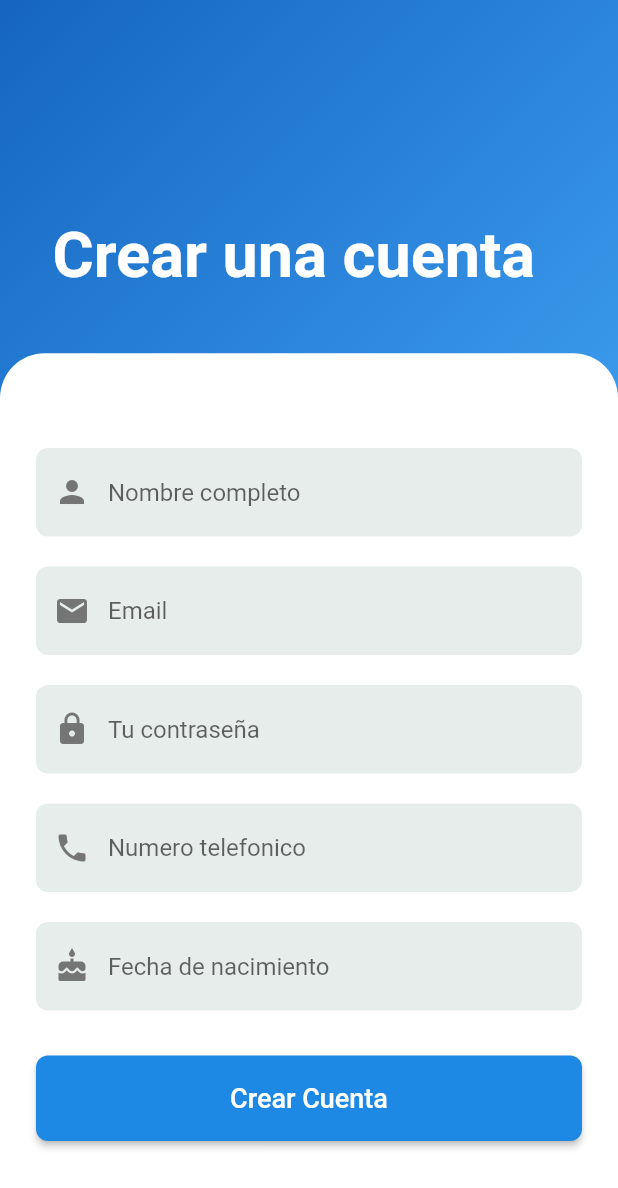
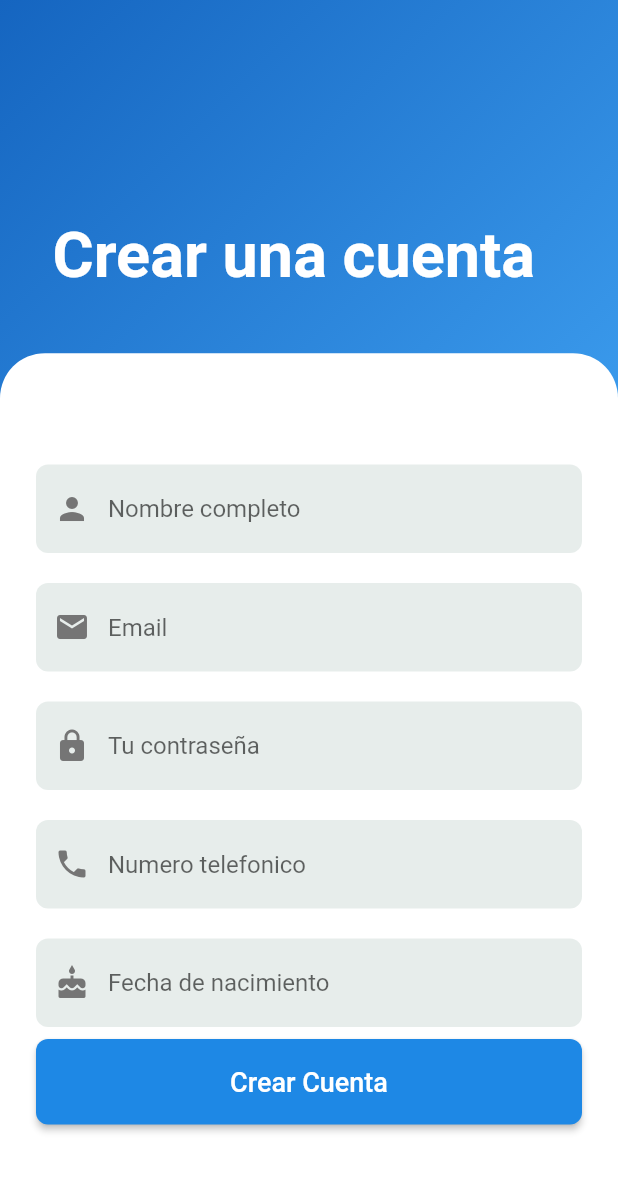
Before and after one commit to javherantt/Flyer-Mobile, a Flutter app: the RegistroPage screen opened directly, on a phone screen of 412 x 824 dp. Shown: the top 1188 px of the screen. Run offline on Flutter 3.47's test engine with Material 2 defaults, Android fonts, the phone set to English and light mode, and no system bars; our stand-ins replace dropdown_formfield, font_awesome_flutter, smooth_star_rating.

Commit message:
Registro page

```diff
--- a/lib/main.dart
+++ b/lib/main.dart
@@ -3,6 +3,7 @@ import 'package:flutter/material.dart';
 import 'package:masveterinarias_app/pages/Cita.dart';
 import 'package:masveterinarias_app/pages/Login.dart';
 import 'package:masveterinarias_app/pages/Prifile.dart';
+import 'package:masveterinarias_app/pages/Registro.dart';
 import 'package:masveterinarias_app/pages/hotel_booking/home_design_course.dart';
 import 'package:masveterinarias_app/pages/hotel_booking/hotel_home_screen.dart';
 
@@ -13,7 +14,7 @@ class MyApp extends StatelessWidget {
   Widget build(BuildContext context) {
     return MaterialApp(
       title: 'Flyer',
-      home: ProfileTap(),
+      home: RegistroPage(),
     );
   }
 }
--- a/lib/pages/Registro.dart
+++ b/lib/pages/Registro.dart
@@ -1,6 +1,4 @@
 import 'package:flutter/material.dart';
-
-
 
 class RegistroPage extends StatefulWidget {
   @override
@@ -164,7 +162,7 @@ class _RegistroPageState extends State<RegistroPage> {
                           ),
                         ),
                         SizedBox(
-                          height: 30.0,
+                          height: 8.0,
                         ),
                         Container(
                           width: double.infinity,
@@ -187,7 +185,6 @@ class _RegistroPageState extends State<RegistroPage> {
                             ),
                           ),
                         ),
-
                       ],
                     ),
                   ),
```
